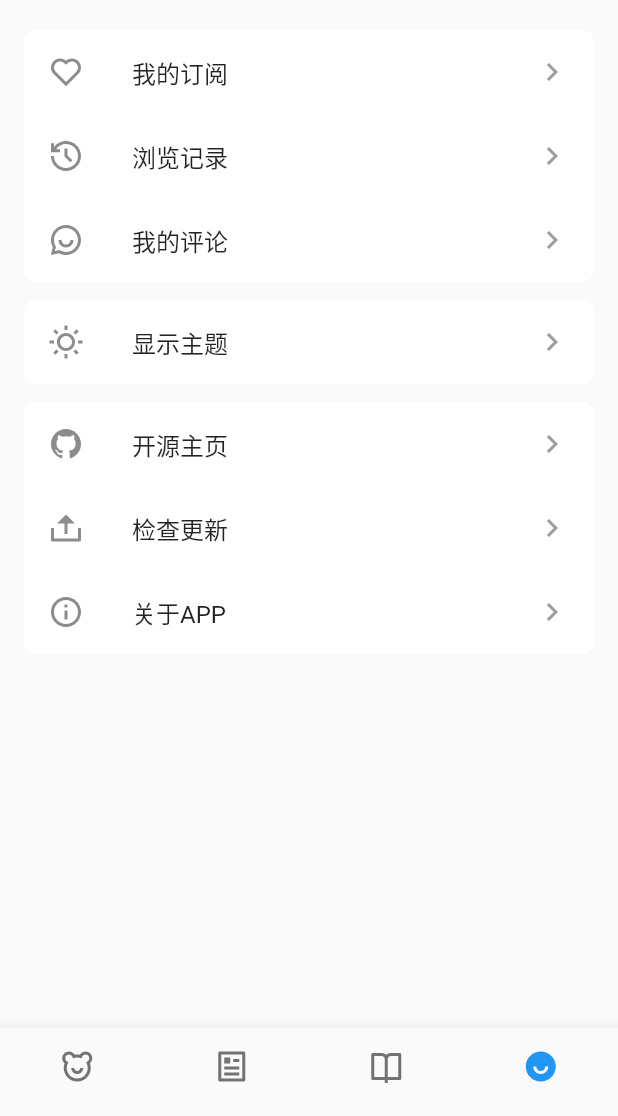
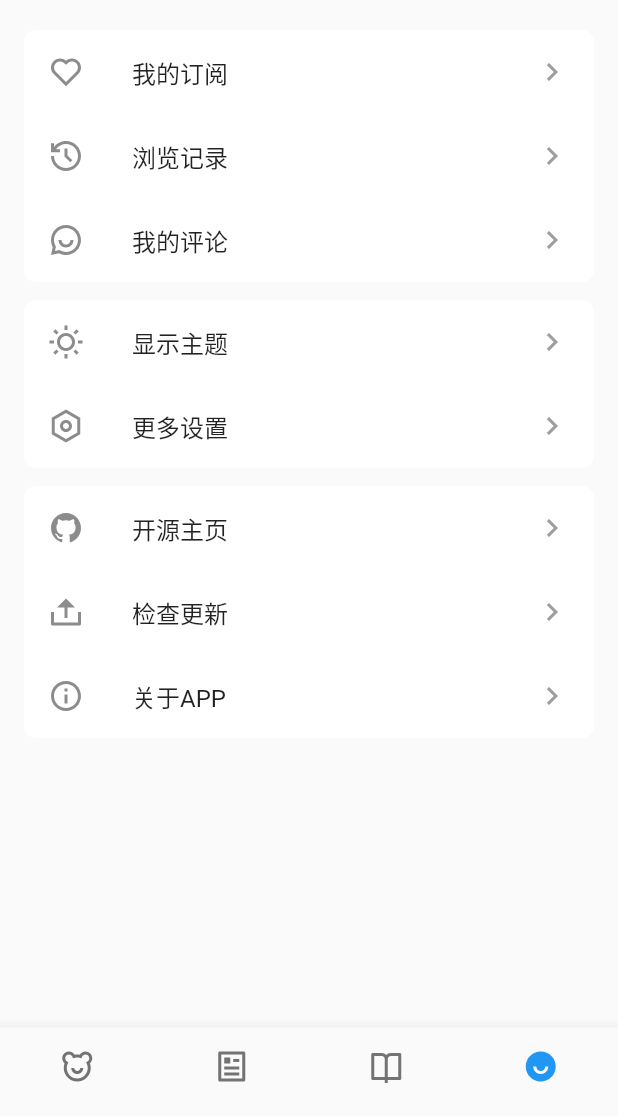
Before and after one commit to xiaoyaocz/flutter_dmzj, a Flutter app: the screen it shows after launch, item 4 of the bottom bar chosen, on a phone screen of 412 x 824 dp, the part 120-1236 px from its top. Run offline on Flutter 3.47's test engine with Material 2 defaults, Android fonts, the light colour scheme and no system bars; drawn by our look-alikes of easy_refresh; our stand-ins replace dio, extended_image, flutter_smart_dialog, flutter_swiper_view, get, hive and 5 more; missing offline and left inert: crypton, multi_split_view; accounts and stored records are empty; network calls fail.

Commit message:
UI测试

```diff
--- a/lib/app/app_style.dart
+++ b/lib/app/app_style.dart
@@ -14,7 +14,7 @@ class AppStyle {
   static ThemeData darkTheme = ThemeData.dark().copyWith(
     brightness: Brightness.dark,
     colorScheme: AppColor.colorSchemeDark,
-    scaffoldBackgroundColor: const Color(0xff16192a),
+    scaffoldBackgroundColor: AppColor.backgroundColorDark,
     appBarTheme: const AppBarTheme(
       elevation: 0,
     ),
--- a/lib/main.dart
+++ b/lib/main.dart
@@ -60,7 +60,8 @@ class DMZJApp extends StatelessWidget {
       title: '动漫之家 Flutter',
       theme: AppStyle.lightTheme,
       darkTheme: AppStyle.darkTheme,
-      themeMode: ThemeMode.system,
+      themeMode:
+          ThemeMode.values[Get.find<AppSettingsController>().themeMode.value],
       initialRoute: AppPages.kIndex,
       getPages: AppPages.routes,
       navigatorObservers: [FlutterSmartDialog.observer],
--- a/lib/modules/user/login/user_login_controller.dart
+++ b/lib/modules/user/login/user_login_controller.dart
@@ -26,6 +26,7 @@ class UserLoginController extends GetxController {
         password: passwordController.text,
       );
       UserService.instance.setAuthInfo(data);
+
       loadding.value = false;
       Get.back(result: true);
     } catch (e) {
--- a/lib/modules/user/user_home_page.dart
+++ b/lib/modules/user/user_home_page.dart
@@ -121,6 +121,15 @@ class UserHomePage extends GetView<UserHomeController> {
                       ),
                       onTap: controller.setTheme,
                     ),
+                    ListTile(
+                      leading: const Icon(Remix.settings_line),
+                      title: const Text("更多设置"),
+                      trailing: const Icon(
+                        Icons.chevron_right,
+                        color: Colors.grey,
+                      ),
+                      onTap: controller.setTheme,
+                    ),
                   ],
                 ),
                 _buildCard(
--- a/lib/services/user_service.dart
+++ b/lib/services/user_service.dart
@@ -1,3 +1,4 @@
+import 'dart:async';
 import 'dart:convert';
 
 import 'package:flutter_dmzj/app/log.dart';
@@ -9,6 +10,16 @@ import 'package:flutter_dmzj/services/local_storage_service.dart';
 import 'package:get/get.dart';
 
 class UserService extends GetxService {
+  static StreamController loginedStreamController =
+      StreamController.broadcast();
+  static StreamController logoutStreamController = StreamController.broadcast();
+
+  ///登录事件流
+  static Stream get loginedStream => loginedStreamController.stream;
+
+  ///退出登录事件流
+  static Stream get logoutStream => logoutStreamController.stream;
+
   static UserService get instance => Get.find<UserService>();
   final LocalStorageService storage = Get.find<LocalStorageService>();
   final request = UserRequest();
@@ -37,6 +48,7 @@ class UserService extends GetxService {
     userAuthInfo = info;
     storage.setValue(LocalStorageService.kUserAuthInfo, info.toString());
     logined.value = true;
+    UserService.loginedStreamController.add(true);
     refreshProfile();
   }
 
@@ -44,6 +56,7 @@ class UserService extends GetxService {
     storage.removeValue(LocalStorageService.kUserAuthInfo);
     userProfile.value = null;
     logined.value = false;
+    UserService.logoutStreamController.add(true);
   }
 
   Future<bool> login() async {
```
Also changed, not shown: lib/modules/comic/home/recommend/comic_recommend_view.dart (+30 -6 lines), lib/modules/index/index_page.dart (+7 -9 lines), lib/requests/comic_request.dart (+12 -0 lines).
